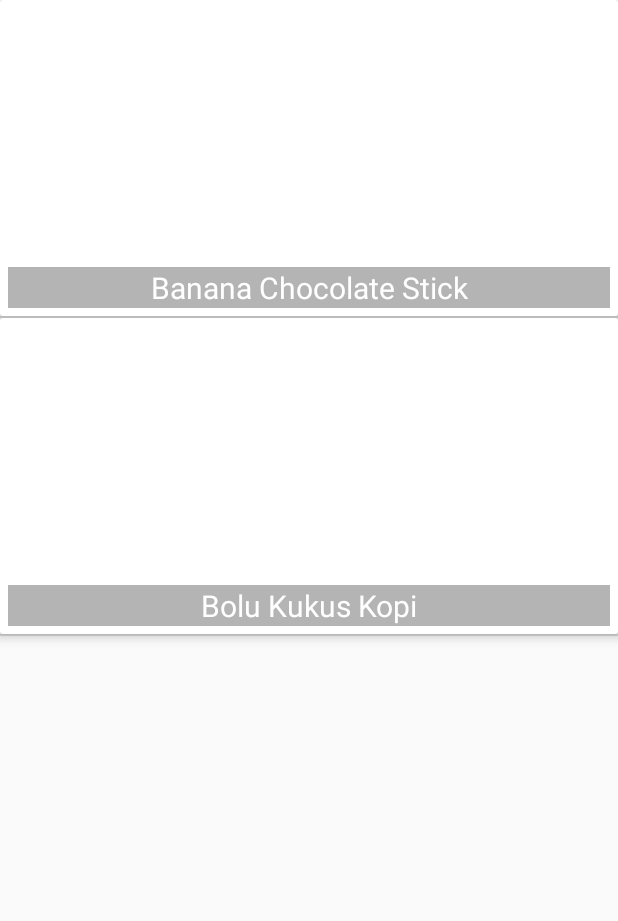
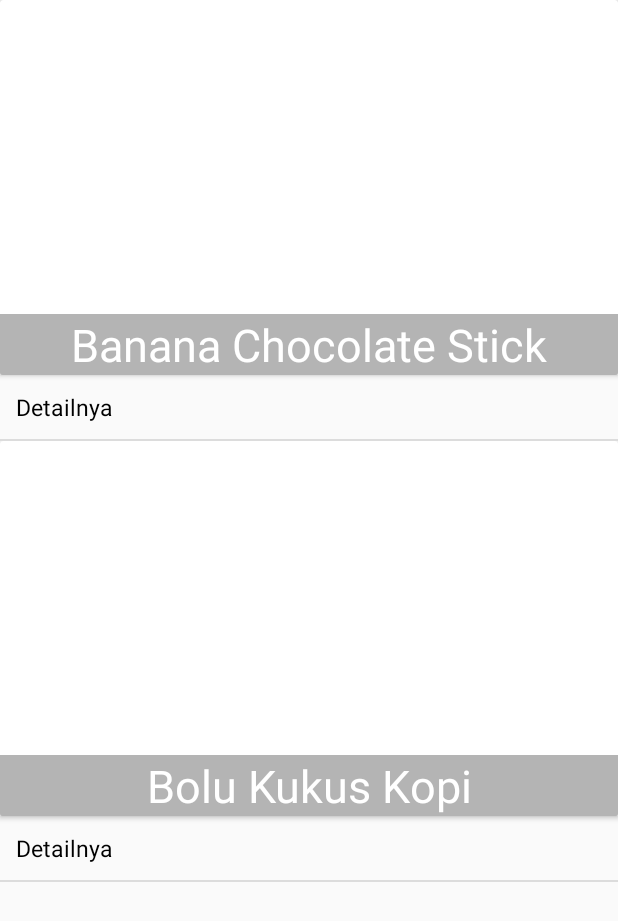
Before and after one commit to agrendra/BumbuKost_R3, an Android app: the dataKategori screen opened directly, with no data from a screen before it, on a phone screen of 412 x 824 dp. Shown: the top 921 px of the screen. Run offline under Robolectric (Android 15) with nearby library versions, the phone set to English and light mode, and no system bars; 4 statements that could not run were skipped.

Commit message:
Bismillah ga ada yang ga mungkin kalo Allah udah Ridho #Wisuda_2018

```diff
--- a/app/src/main/java/com/example/agrendra/bumbukost_r3/CustomListAdapter.java
+++ b/app/src/main/java/com/example/agrendra/bumbukost_r3/CustomListAdapter.java
@@ -20,7 +20,7 @@ public class CustomListAdapter extends ArrayAdapter<String> {
     private final Integer[] imgid;
 
     public CustomListAdapter(Activity context, String[] itemname, Integer[] imgid) {
-        super(context, R.layout.list_data, itemname);
+        super(context, R.layout.activity_detailnya, itemname);
         // TODO Auto-generated constructor stub
 
         this.context=context;
@@ -31,7 +31,7 @@ public class CustomListAdapter extends ArrayAdapter<String> {
 
     public View getView(int position, View view, ViewGroup parent) {
         LayoutInflater inflater=context.getLayoutInflater();
-        View rowView=inflater.inflate(R.layout.list_data, null,true);
+        View rowView=inflater.inflate(R.layout.activity_detailnya, null,true);
 
         TextView txtTitle = (TextView) rowView.findViewById(R.id.itemName);
         ImageView imageView = (ImageView) rowView.findViewById(R.id.imageId);
--- /dev/null
+++ b/app/src/main/res/layout/activity_detailnya.xml
@@ -0,0 +1,49 @@
+<?xml version="1.0" encoding="utf-8"?>
+<RelativeLayout xmlns:android="http://schemas.android.com/apk/res/android"
+    android:layout_width="match_parent"
+    android:layout_height="match_parent"
+    xmlns:app="http://schemas.android.com/apk/res-auto"
+    app:cardElevation="4dp">
+    <android.support.v7.widget.CardView
+        android:id="@+id/cardnya"
+        android:layout_width="match_parent"
+        android:layout_height="250dp">
+
+        <RelativeLayout
+            android:layout_width="match_parent"
+            android:layout_height="match_parent">
+
+            <ImageView
+                android:id="@+id/imageId"
+                android:scaleType="centerCrop"
+                android:layout_width="match_parent"
+                android:layout_height="200dp" />
+
+            <TextView
+                android:id="@+id/itemName"
+                android:text="Name"
+                android:textColor="@android:color/white"
+                android:background="#4f0e0d0e"
+                android:textSize="30sp"
+                android:gravity="center"
+                android:layout_alignParentBottom="true"
+                android:layout_width="match_parent"
+                android:layout_height="wrap_content" />
+        </RelativeLayout>
+
+    </android.support.v7.widget.CardView>
+
+    <TextView
+        android:id="@+id/txtDetails"
+        android:layout_below="@+id/cardnya"
+        android:layout_width="match_parent"
+        android:scrollbars="vertical"
+        android:layout_margin="5dp"
+        android:textSize="15dp"
+        android:layout_height="match_parent"
+        android:gravity="left"
+        android:text="Detailnya"
+        android:padding="5dp"
+        android:textColor="@android:color/black"/>
+
+</RelativeLayout>
--- a/app/src/main/res/layout/list_data.xml
+++ /dev/null
@@ -1,30 +0,0 @@
-<?xml version="1.0" encoding="utf-8"?>
-<android.support.v7.widget.CardView xmlns:android="http://schemas.android.com/apk/res/android"
-    android:layout_width="match_parent"
-    android:layout_height="200dp"
-    xmlns:app="http://schemas.android.com/apk/res-auto"
-    app:cardElevation="4dp">
-    <RelativeLayout
-        android:layout_width="match_parent"
-        android:layout_height="match_parent"
-        android:layout_margin="5dp">
-
-        <ImageView
-            android:id="@+id/imageId"
-            android:scaleType="centerCrop"
-            android:layout_width="match_parent"
-            android:layout_height="200dp" />
-
-        <TextView
-            android:id="@+id/itemName"
-            android:text="Name of Menu"
-            android:textColor="@android:color/white"
-            android:background="#4f0e0d0e"
-            android:textSize="20sp"
-            android:gravity="center"
-            android:layout_alignParentBottom="true"
-            android:layout_width="match_parent"
-            android:layout_height="wrap_content" />
-
-    </RelativeLayout>
-</android.support.v7.widget.CardView>
```
